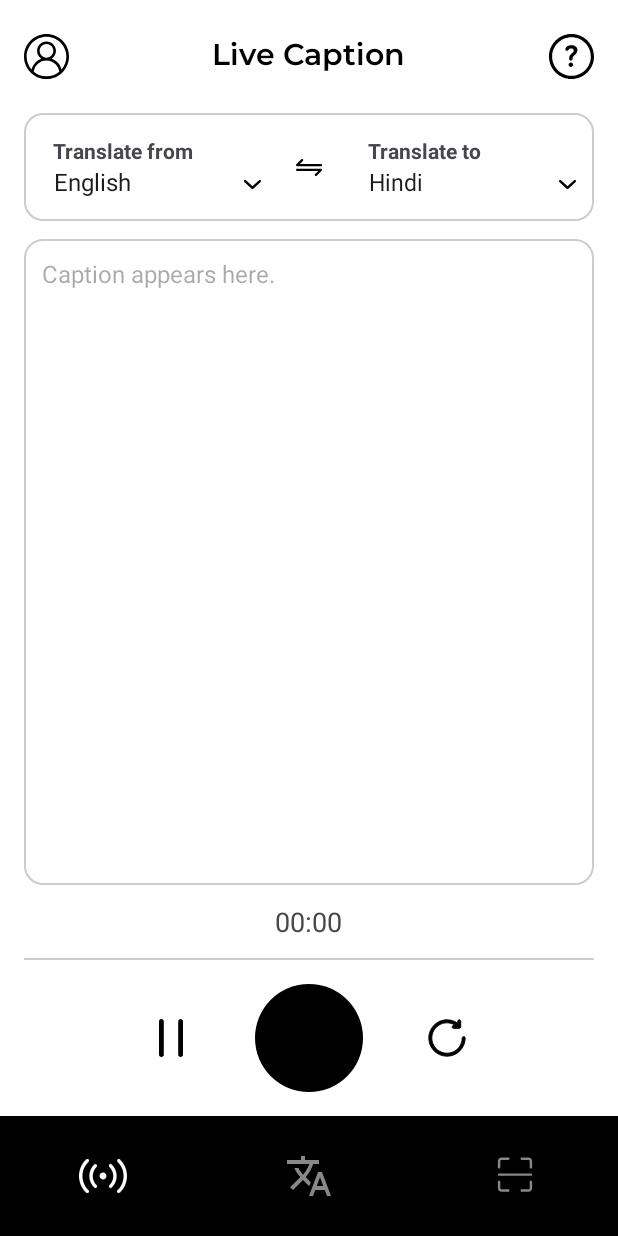
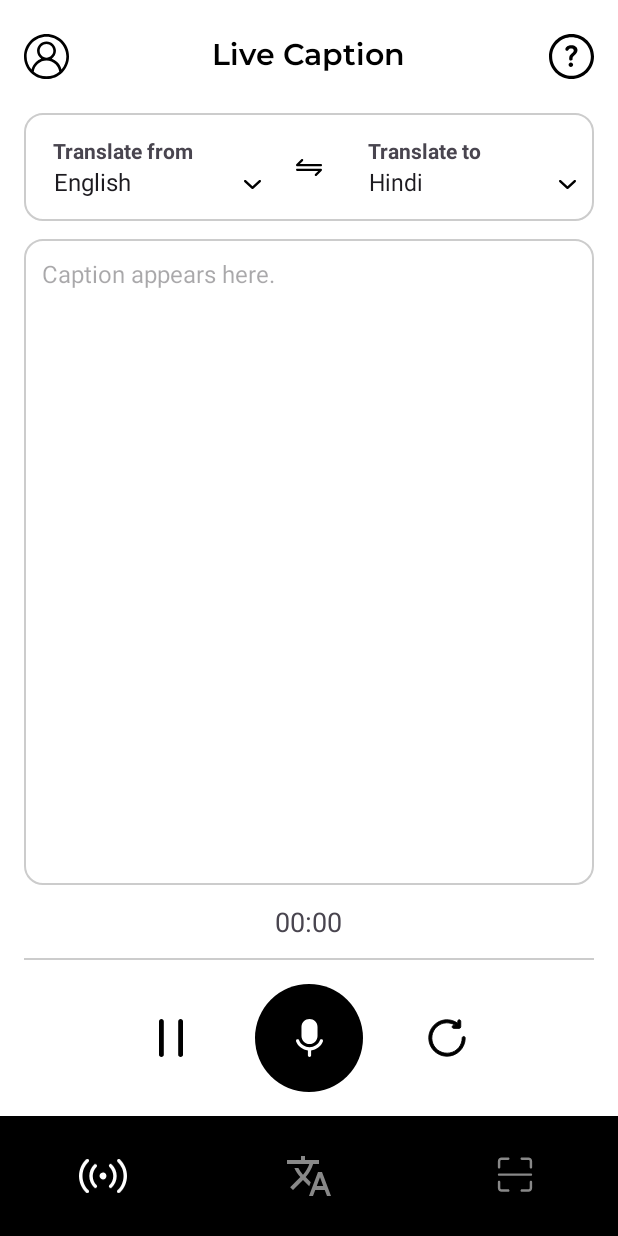
Before and after one commit to shresthabatsal/project_capson, an Android app: the BottomNavActivity screen opened directly, with no data from a screen before it, on a phone screen of 412 x 824 dp. Run offline under Robolectric (Android 15) with nearby library versions, the phone set to English and light mode, and no system bars; our stand-ins replace Firebase (no records; nobody signed in at launch, a user with empty details on screens opened directly); libraries missing offline, so code that uses them is left out: com.google.mlkit.common, com.google.mlkit.nl; 5 statements that could not run were skipped.

Commit message:
fix login exclusivity

```diff
--- a/app/src/main/java/com/example/project_capson/ui/fragment/LiveFragment.kt
+++ b/app/src/main/java/com/example/project_capson/ui/fragment/LiveFragment.kt
@@ -1,4 +1,3 @@
-
 package com.example.project_capson.ui.fragment
 
 import android.Manifest
@@ -11,11 +10,11 @@ import android.speech.SpeechRecognizer
 import android.util.Log
 import android.view.*
 import android.widget.*
+import androidx.activity.result.contract.ActivityResultContracts
 import androidx.core.content.ContextCompat
 import androidx.fragment.app.Fragment
-import androidx.activity.result.contract.ActivityResultContracts
 import com.example.project_capson.R
-import com.example.project_capson.ui.activity.Overlay
+import com.example.project_capson.ui.activity.LoginActivity
 import com.google.firebase.auth.FirebaseAuth
 import com.google.mlkit.common.model.DownloadConditions
 import com.google.mlkit.nl.translate.Translation
@@ -86,7 +85,8 @@ class LiveFragment : Fragment() {
         btnExchange = view.findViewById(R.id.btn_exchange)
         timerText = view.findViewById(R.id.timer_text)
 
-        loginOverlay = view.findViewById(R.id.login_overlay)
+        // Initialize overlay views from the included layout
+        loginOverlay = view.findViewById(R.id.login_overlay_container)
         overlayLoginButton = view.findViewById(R.id.btn_overlay_login)
 
         btnPause.setImageResource(R.drawable.pause)
@@ -96,7 +96,7 @@ class LiveFragment : Fragment() {
         checkMicPermission()
 
         overlayLoginButton.setOnClickListener {
-            val intent = Intent(requireContext(), Overlay::class.java)
+            val intent = Intent(requireContext(), LoginActivity::class.java)
             startActivity(intent)
         }
 
@@ -123,14 +123,7 @@ class LiveFragment : Fragment() {
     }
 
     private fun isUserLoggedIn(): Boolean {
-        // Example using FirebaseAuth:
         return FirebaseAuth.getInstance().currentUser != null
-
-        // OR if you use SharedPreferences, replace above with your logic:
-        /*
-        val sharedPref = requireContext().getSharedPreferences("MyAppPrefs", 0)
-        return sharedPref.getBoolean("logged_in", false)
-        */
     }
 
     private fun disableFragmentInteraction() {
--- /dev/null
+++ b/app/src/main/res/drawable/blur_background.xml
@@ -0,0 +1,5 @@
+<?xml version="1.0" encoding="utf-8"?>
+<shape xmlns:android="http://schemas.android.com/apk/res/android">
+    <solid android:color="#80FFFFFF" /> <!-- Semi-transparent white -->
+    <corners android:radius="0dp" />
+</shape>
--- a/app/src/main/res/layout/activity_account.xml
+++ b/app/src/main/res/layout/activity_account.xml
@@ -204,6 +204,6 @@
             app:layout_constraintTop_toBottomOf="@id/btnFAQs"
             app:layout_constraintStart_toStartOf="parent"
             app:layout_constraintEnd_toEndOf="parent" />
-
+        <include layout="@layout/login_overlay" />
     </androidx.constraintlayout.widget.ConstraintLayout>
 </ScrollView>
--- a/app/src/main/res/layout/fragment_live.xml
+++ b/app/src/main/res/layout/fragment_live.xml
@@ -1,7 +1,6 @@
 <?xml version="1.0" encoding="utf-8"?>
 <FrameLayout xmlns:android="http://schemas.android.com/apk/res/android"
     xmlns:app="http://schemas.android.com/apk/res-auto"
-    android:id="@+id/root_frame"
     android:layout_width="match_parent"
     android:layout_height="match_parent">
 
@@ -135,6 +134,7 @@
                 android:layout_height="72dp"
                 android:background="@drawable/circle_black_button_bg"
                 android:src="@drawable/speak"
+                android:tint="@android:color/white"
                 android:contentDescription="Listen"
                 android:layout_marginEnd="24dp" />
 
@@ -147,56 +147,5 @@
                 android:contentDescription="Refresh" />
         </LinearLayout>
     </LinearLayout>
-
-    <!-- Login overlay view, shown only if not logged in -->
-    <FrameLayout
-        android:id="@+id/login_overlay"
-        android:layout_width="match_parent"
-        android:layout_height="match_parent"
-        android:background="@color/semi_white"
-        android:visibility="gone"
-        android:clickable="true"
-        android:focusable="true">
-
-        <!--    <LinearLayout-->
-        <!--        android:layout_width="wrap_content"-->
-        <!--        android:layout_height="wrap_content"-->
-        <!--        android:orientation="vertical"-->
-        <!--        android:padding="24dp"-->
-        <!--        android:background="@android:color/transparent"-->
-        <!--        android:layout_gravity="center">-->
-        <androidx.constraintlayout.widget.ConstraintLayout
-            android:layout_width="match_parent"
-            android:layout_height="match_parent"
-            android:padding="24dp"
-            android:background="@android:color/transparent">
-
-            <TextView
-                android:id="@+id/text_login_required"
-                android:layout_width="wrap_content"
-                android:layout_height="wrap_content"
-                android:text="You need to login to use this feature"
-                android:textSize="19sp"
-                android:textStyle="bold"
-                android:textColor="#000000"
-                android:textAlignment="center"
-                app:layout_constraintTop_toTopOf="parent"
-                app:layout_constraintStart_toStartOf="parent"
-                app:layout_constraintEnd_toEndOf="parent"
-                android:layout_marginTop="280dp"/>
-
-            <Button
-                android:id="@+id/btn_overlay_login"
-                android:layout_width="wrap_content"
-                android:layout_height="wrap_content"
-                android:layout_marginTop="24dp"
-                android:backgroundTint="#000000"
-                android:text="Login"
-                android:textColor="#FFFFFF"
-                app:layout_constraintEnd_toEndOf="parent"
-                app:layout_constraintStart_toStartOf="parent"
-                app:layout_constraintTop_toBottomOf="@+id/text_login_required" />
-
-        </androidx.constraintlayout.widget.ConstraintLayout>
-    </FrameLayout>
+    <include layout="@layout/login_overlay" />
 </FrameLayout>
```
Also changed, not shown: app/src/main/AndroidManifest.xml (+54 -0 lines), app/src/main/java/com/example/project_capson/ui/activity/AccountActivity.kt (+70 -2 lines), app/src/main/java/com/example/project_capson/ui/activity/BottomNavActivity.kt (+5 -3 lines), app/src/main/res/layout/login_overlay.xml (added, +45 -0 lines).
